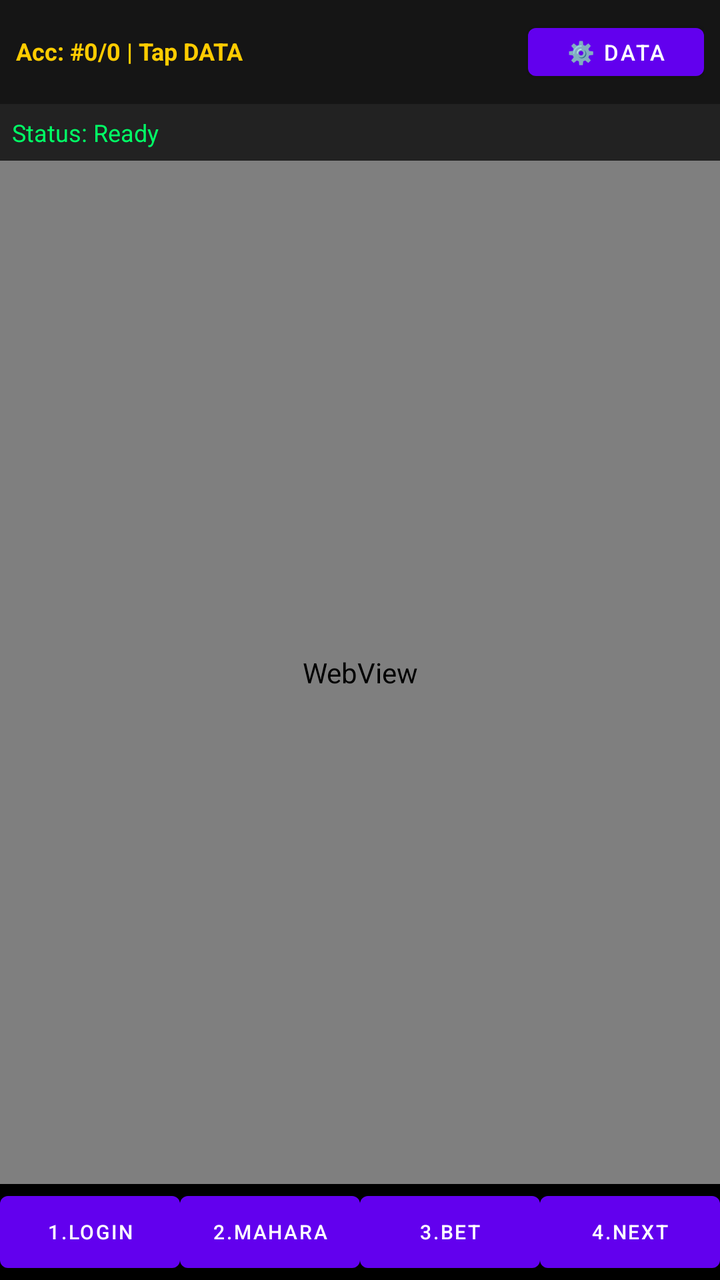
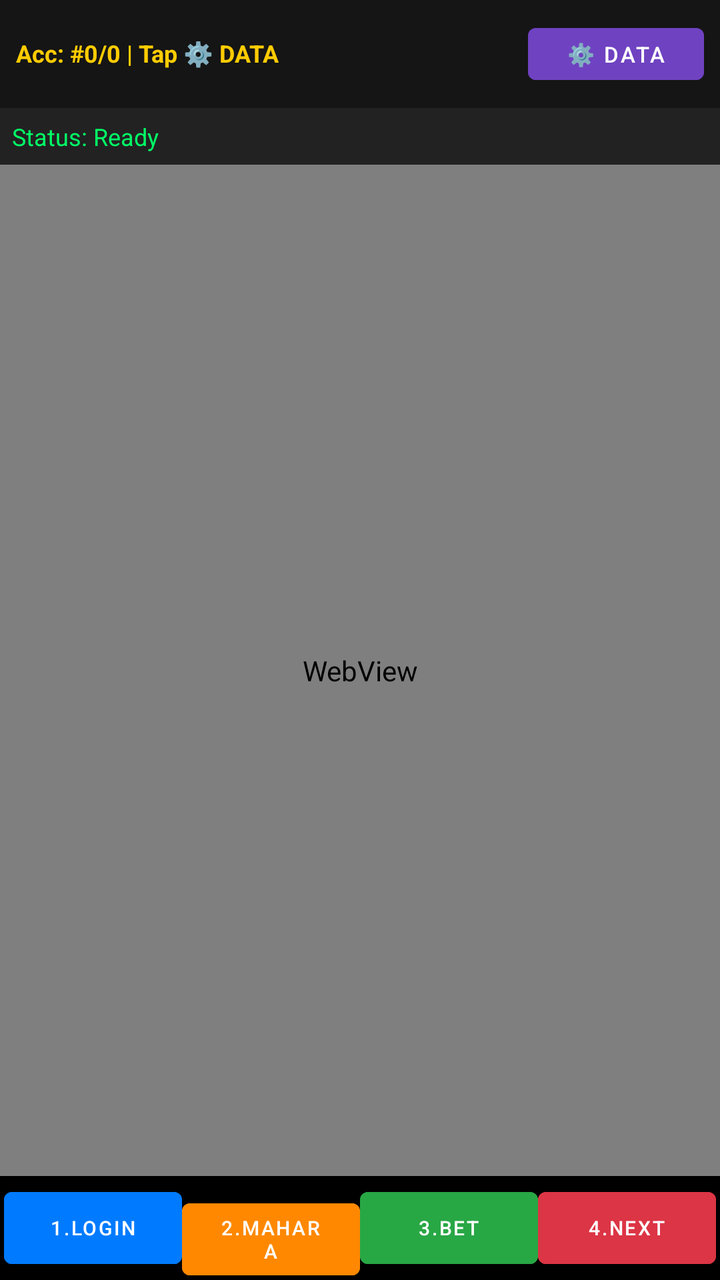

An Android layout rendered at two revisions. The XML below is the earlier revision; the diff shows what the commit changed to produce the second picture.
<!-- AndroidManifest.xml: application theme Theme.MaterialComponents.DayNight.NoActionBar -->
<!-- res/layout/activity_main.xml -->
<?xml version="1.0" encoding="utf-8"?>
<LinearLayout xmlns:android="http://schemas.android.com/apk/res/android"
    android:layout_width="match_parent"
    android:layout_height="match_parent"
    android:orientation="vertical">

    
    <LinearLayout
        android:layout_width="match_parent"
        android:layout_height="wrap_content"
        android:background="#151515"
        android:padding="8dp">
        <TextView
            android:id="@+id/tvAccountInfo"
            android:layout_width="0dp"
            android:layout_height="wrap_content"
            android:layout_weight="1"
            android:text="Acc: #0/0 | Tap DATA"
            android:textColor="#FFCC00"
            android:textSize="12sp"
            android:textStyle="bold" />
        <Button
            android:id="@+id/btnDataMenu"
            android:layout_width="wrap_content"
            android:layout_height="36dp"
            android:text="⚙️ DATA"
            android:textSize="11sp" />
    </LinearLayout>

    
    <TextView
        android:id="@+id/tvStatus"
        android:layout_width="match_parent"
        android:layout_height="wrap_content"
        android:background="#222"
        android:padding="6dp"
        android:text="Status: Ready"
        android:textColor="#00FF66"
        android:textSize="12sp" />

    
    <WebView
        android:id="@+id/webView"
        android:layout_width="match_parent"
        android:layout_height="0dp"
        android:layout_weight="1" />

    
    <LinearLayout
        android:layout_width="match_parent"
        android:layout_height="wrap_content"
        android:weightSum="4"
        android:background="#000">
        <Button
            android:id="@+id/btnStep1"
            android:layout_width="0dp"
            android:layout_height="wrap_content"
            android:layout_weight="1"
            android:text="1.LOGIN"
            android:textSize="10sp" />
        <Button
            android:id="@+id/btnStep2"
            android:layout_width="0dp"
            android:layout_height="wrap_content"
            android:layout_weight="1"
            android:text="2.MAHARA"
            android:textSize="10sp" />
        <Button
            android:id="@+id/btnStep3"
            android:layout_width="0dp"
            android:layout_height="wrap_content"
            android:layout_weight="1"
            android:text="3.BET"
            android:textSize="10sp" />
        <Button
            android:id="@+id/btnStep4"
            android:layout_width="0dp"
            android:layout_height="wrap_content"
            android:layout_weight="1"
            android:text="4.NEXT"
            android:textSize="10sp" />
    </LinearLayout>
</LinearLayout>
<!-- resources referenced by this layout -->
<resources>

</resources>

<!-- the commit's change to res/layout/activity_main.xml (unified diff, before → after) -->
@@ -15,15 +15,17 @@
             android:layout_width="0dp"
             android:layout_height="wrap_content"
             android:layout_weight="1"
-            android:text="Acc: #0/0 | Tap DATA"
+            android:text="Acc: #0/0 | Tap ⚙️ DATA"
             android:textColor="#FFCC00"
             android:textSize="12sp"
             android:textStyle="bold" />
         <Button
             android:id="@+id/btnDataMenu"
             android:layout_width="wrap_content"
-            android:layout_height="36dp"
+            android:layout_height="38dp"
+            android:backgroundTint="#6F42C1"
             android:text="⚙️ DATA"
+            android:textColor="#FFFFFF"
             android:textSize="11sp" />
     </LinearLayout>
 
@@ -50,34 +52,43 @@
         android:layout_width="match_parent"
         android:layout_height="wrap_content"
         android:weightSum="4"
-        android:background="#000">
+        android:background="#000"
+        android:padding="2dp">
         <Button
             android:id="@+id/btnStep1"
             android:layout_width="0dp"
             android:layout_height="wrap_content"
             android:layout_weight="1"
+            android:backgroundTint="#007BFF"
             android:text="1.LOGIN"
+            android:textColor="#FFFFFF"
             android:textSize="10sp" />
         <Button
             android:id="@+id/btnStep2"
             android:layout_width="0dp"
             android:layout_height="wrap_content"
             android:layout_weight="1"
+            android:backgroundTint="#FF8800"
             android:text="2.MAHARA"
+            android:textColor="#FFFFFF"
             android:textSize="10sp" />
         <Button
             android:id="@+id/btnStep3"
             android:layout_width="0dp"
             android:layout_height="wrap_content"
             android:layout_weight="1"
+            android:backgroundTint="#28A745"
             android:text="3.BET"
+            android:textColor="#FFFFFF"
             android:textSize="10sp" />
         <Button
             android:id="@+id/btnStep4"
             android:layout_width="0dp"
             android:layout_height="wrap_content"
             android:layout_weight="1"
+            android:backgroundTint="#DC3545"
             android:text="4.NEXT"
+            android:textColor="#FFFFFF"
             android:textSize="10sp" />
     </LinearLayout>
 </LinearLayout>
